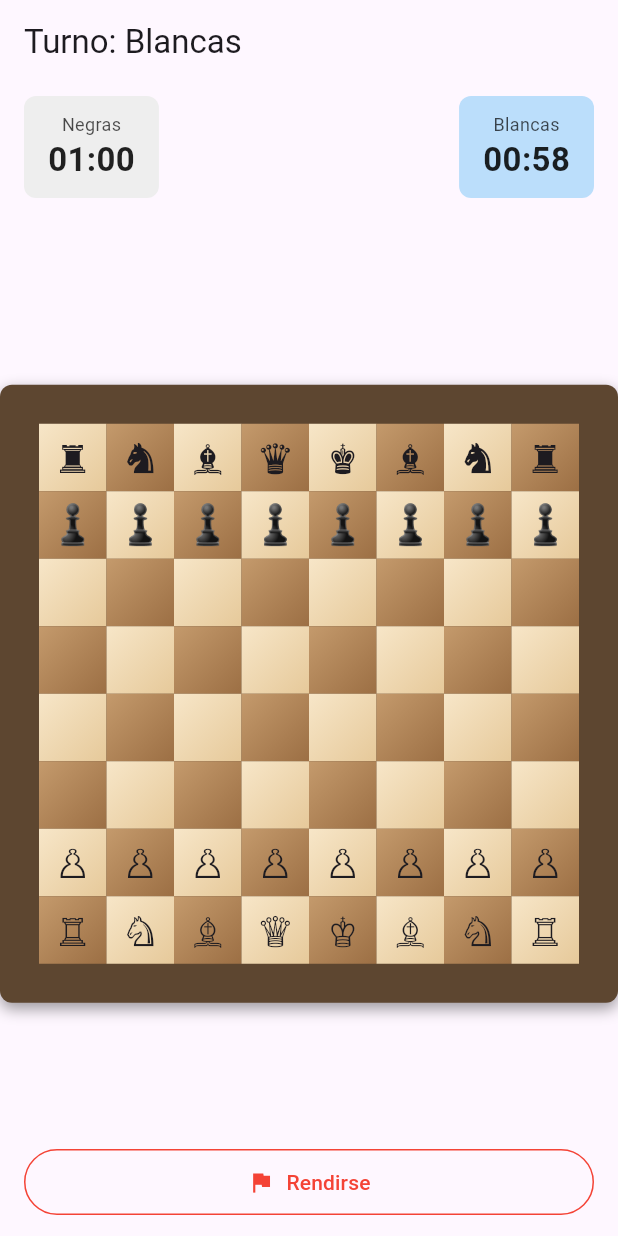
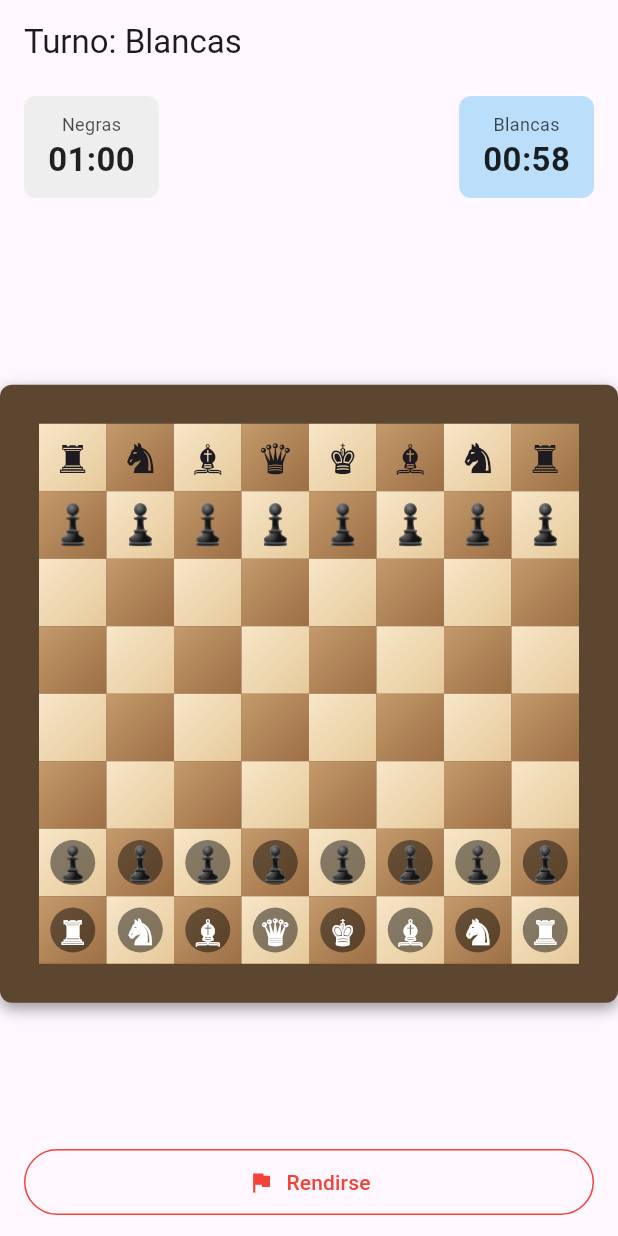
Before and after one commit to adh3us/Chess-in-time, a Flutter app: the screen it shows after launch, after a tap on "Alto", after a tap on "Bullet · 1+0", on a phone screen of 412 x 824 dp. Run offline on Flutter 3.47's test engine with Material 3 defaults, Android fonts, the phone set to English and light mode, and no system bars.

Commit message:
Fase 4: blancas realmente blancas (relleno sólido) en el nivel Alto
Diagnóstico correcto por fin: el glifo Unicode de pieza blanca
(♔♕♖♗♘♙) es un contorno hueco sin relleno por diseño -- nunca fue
"blanco", es transparente. En Básico se disimula porque el fondo es casi
blanco; en Alto queda expuesto contra las casillas de color.

Fix de una sola capa, sin superponer dos textos (que fue la causa de los
intentos fallidos anteriores por desalineación): en Alto, las blancas
usan la misma silueta sólida que las negras, coloreada de blanco real,
sobre un círculo oscuro de fondo. Básico y las negras no se tocan.

```diff
--- a/chess_in_time/lib/chess_game_screen.dart
+++ b/chess_in_time/lib/chess_game_screen.dart
@@ -75,15 +75,26 @@ _Material _computeMaterial(LocalChessEngine engine) {
 
 /// Dibuja una pieza en el tablero.
 ///
-/// Vuelta a foja cero por decisión de Lucas: los tres intentos de darle un
-/// estilo distinto a las piezas en Medio/Alto (glifo hueco relleno,
-/// contorno con copias desplazadas, círculo de fondo) terminaron en el
-/// mismo problema de contraste una y otra vez, y Medio se sacó del todo.
-/// Las piezas se dibujan siempre igual, en cualquier nivel — es el set
-/// clásico que ya venía funcionando desde la Fase 2/3 y nunca fue el
-/// problema. Alto se diferencia solo por el tablero (colores, marco,
-/// coordenadas), no por las piezas.
-Widget _pieceGlyph(ChessPiece piece) {
+/// Básico usa siempre el set clásico tal cual — nunca fue el problema y no
+/// se toca. La causa real del reclamo de Lucas ("las blancas se ven
+/// transparentes"): el glifo Unicode de pieza blanca (♔♕♖♗♘♙) es un
+/// contorno hueco sin relleno por diseño — en Básico se disimula porque el
+/// fondo es casi blanco, pero en Alto queda expuesto. La solución ahora es
+/// de una sola capa (nada de superponer dos textos, que fue lo que falló
+/// antes por desalineación): en Alto, las blancas usan la silueta sólida
+/// (la misma forma que las negras) coloreada de blanco real, sobre un
+/// círculo oscuro de fondo. Las negras no se tocan en ningún nivel.
+Widget _pieceGlyph(ChessPiece piece, bool solidWhiteOnAlto) {
+  if (piece.color == PieceColor.white && solidWhiteOnAlto) {
+    final glyph = _symbols[PieceColor.black]![piece.type]!; // misma silueta, coloreada de blanco
+    return Container(
+      width: 30,
+      height: 30,
+      alignment: Alignment.center,
+      decoration: BoxDecoration(shape: BoxShape.circle, color: Colors.black.withAlpha(115)),
+      child: Text(glyph, style: const TextStyle(fontSize: 23, color: Colors.white)),
+    );
+  }
   return Text(_symbols[piece.color]![piece.type]!, style: const TextStyle(fontSize: 26));
 }
 
@@ -358,7 +369,7 @@ class _ChessGameScreenState extends State<ChessGameScreen> {
                             Container(decoration: _squareDecoration(r, c, theme, isSelected, isLastMove)),
                             if (isLastMove && theme.lastMoveHighlight != null)
                               Container(color: theme.lastMoveHighlight),
-                            if (piece != null) _pieceGlyph(piece),
+                            if (piece != null) _pieceGlyph(piece, _visual == BoardVisual.alto),
                             if (isTarget)
                               isCapture
                                   ? Container(
```
